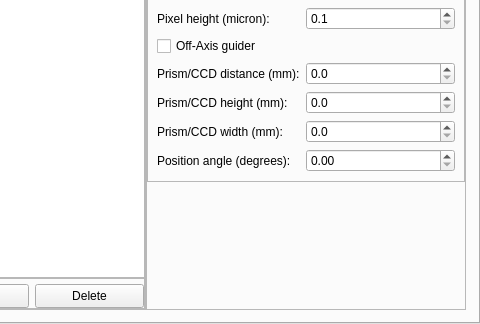
This is plugins/Oculars/src/gui/ocularDialog.ui in 519984307/stellarium_src as Qt 5 draws it before an edit; both pictures show x 188 to 668 and y 225 to 549 of the 668 by 549 pixel window. The edited form follows.
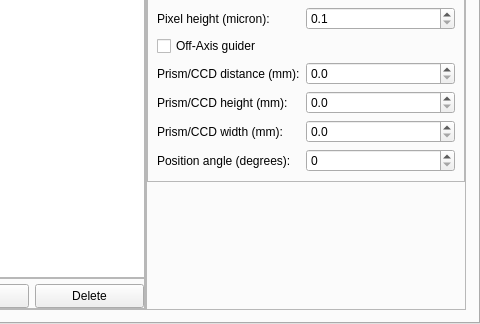
This is the edited form. The open tabs and pages were chosen to show the change. Icons and pictures are not drawn. Custom widgets are drawn as their Qt base class.

Commit message: Fixed range of values of position angle for OAG

What changed in the file:
```diff
--- a/plugins/Oculars/src/gui/ocularDialog.ui
+++ b/plugins/Oculars/src/gui/ocularDialog.ui
@@ -1421,6 +1421,12 @@
                 </item>
                 <item row="11" column="1">
                  <widget class="QDoubleSpinBox" name="OAGPrismPA">
+                  <property name="decimals">
+                   <number>0</number>
+                  </property>
+                  <property name="maximum">
+                   <double>360.000000000000000</double>
+                  </property>
                   <property name="singleStep">
                    <double>0.010000000000000</double>
                   </property>
```
Left out of the diff: 2 changed lines with no effect on the pictures.
